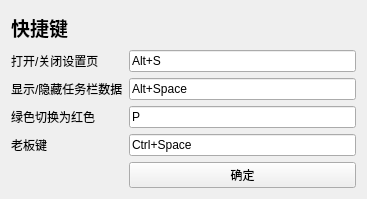
Above: uis/rc_setting/shortcut_key/shortcut_key.ui from YQBaobao/RollerCoaster before the change. Below: the same form after it.
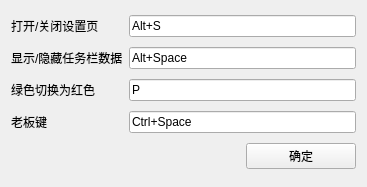
That is the form after the change.

```diff
--- a/uis/rc_setting/shortcut_key/shortcut_key.ui
+++ b/uis/rc_setting/shortcut_key/shortcut_key.ui
@@ -7,49 +7,35 @@
     <x>0</x>
     <y>0</y>
     <width>367</width>
-    <height>199</height>
+    <height>187</height>
    </rect>
   </property>
   <property name="windowTitle">
    <string>Form</string>
   </property>
   <layout class="QGridLayout" name="gridLayout">
-   <item row="1" column="1">
-    <widget class="QLineEdit" name="lineEdit">
+   <item row="3" column="0">
+    <widget class="QLabel" name="label_11">
      <property name="text">
-      <string>Alt+S</string>
+      <string>老板键</string>
      </property>
     </widget>
    </item>
-   <item row="2" column="0">
-    <widget class="QLabel" name="label_10">
-     <property name="text">
-      <string>显示/隐藏任务栏数据</string>
-     </property>
-    </widget>
-   </item>
-   <item row="4" column="1">
-    <widget class="QLineEdit" name="lineEdit_4">
-     <property name="text">
-      <string>Ctrl+Space</string>
-     </property>
-    </widget>
-   </item>
-   <item row="5" column="1">
-    <widget class="QPushButton" name="pushButton_accepted_3">
-     <property name="text">
-      <string>确定</string>
-     </property>
-    </widget>
-   </item>
-   <item row="1" column="0">
+   <item row="0" column="0">
     <widget class="QLabel" name="label_9">
      <property name="text">
       <string>打开/关闭设置页</string>
      </property>
     </widget>
    </item>
-   <item row="3" column="0">
+   <item row="4" column="2">
+    <widget class="QPushButton" name="pushButton_accepted_3">
+     <property name="text">
+      <string>确定</string>
+     </property>
+    </widget>
+   </item>
+   <item row="2" column="0">
     <widget class="QLabel" name="label">
      <property name="text">
       <string>绿色切换为红色</string>
@@ -57,30 +43,51 @@
     </widget>
    </item>
    <item row="4" column="0">
-    <widget class="QLabel" name="label_11">
+    <widget class="QLabel" name="label_2">
      <property name="text">
-      <string>老板键</string>
+      <string/>
      </property>
     </widget>
    </item>
-   <item row="2" column="1">
+   <item row="1" column="0">
+    <widget class="QLabel" name="label_10">
+     <property name="text">
+      <string>显示/隐藏任务栏数据</string>
+     </property>
+    </widget>
+   </item>
+   <item row="4" column="1">
+    <widget class="QLabel" name="label_3">
+     <property name="text">
+      <string/>
+     </property>
+    </widget>
+   </item>
+   <item row="0" column="1" colspan="2">
+    <widget class="QLineEdit" name="lineEdit">
+     <property name="text">
+      <string>Alt+S</string>
+     </property>
+    </widget>
+   </item>
+   <item row="1" column="1" colspan="2">
     <widget class="QLineEdit" name="lineEdit_2">
      <property name="text">
       <string>Alt+Space</string>
      </property>
     </widget>
    </item>
-   <item row="3" column="1">
+   <item row="2" column="1" colspan="2">
     <widget class="QLineEdit" name="lineEdit_3">
      <property name="text">
       <string>P</string>
      </property>
     </widget>
    </item>
-   <item row="0" column="0" colspan="2">
-    <widget class="QLabel" name="label_2">
+   <item row="3" column="1" colspan="2">
+    <widget class="QLineEdit" name="lineEdit_4">
      <property name="text">
-      <string>&lt;html&gt;&lt;head/&gt;&lt;body&gt;&lt;p&gt;&lt;span style=&quot; font-size:14pt; font-weight:600;&quot;&gt;快捷键&lt;/span&gt;&lt;/p&gt;&lt;/body&gt;&lt;/html&gt;</string>
+      <string>Ctrl+Space</string>
      </property>
     </widget>
    </item>
```
